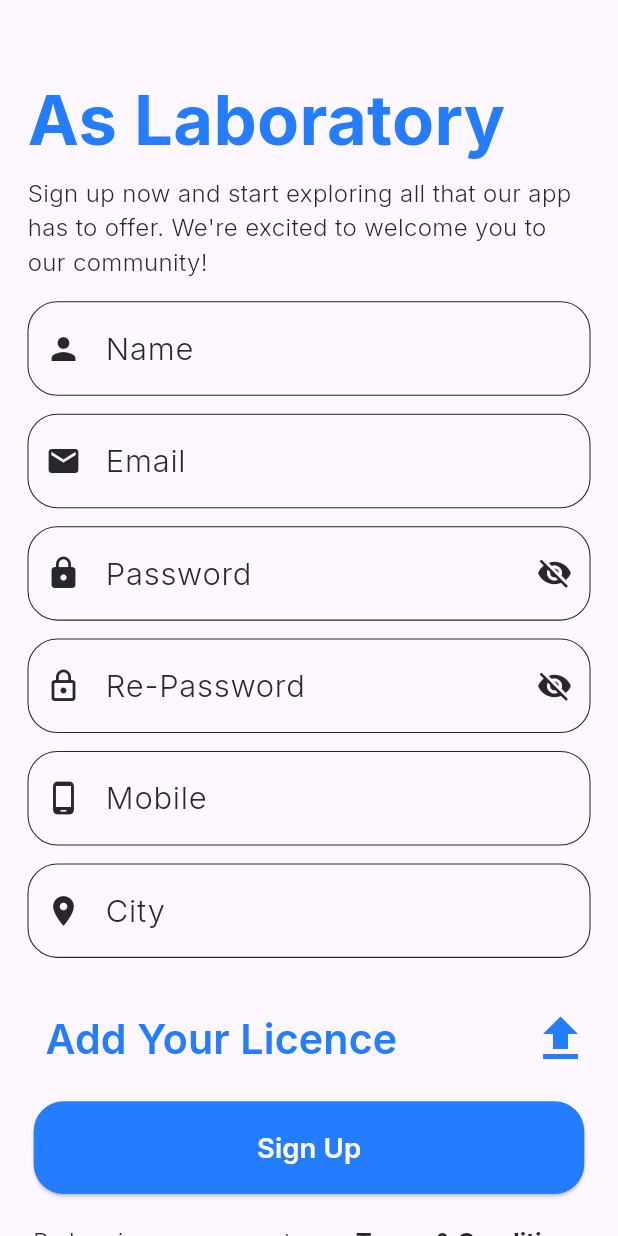
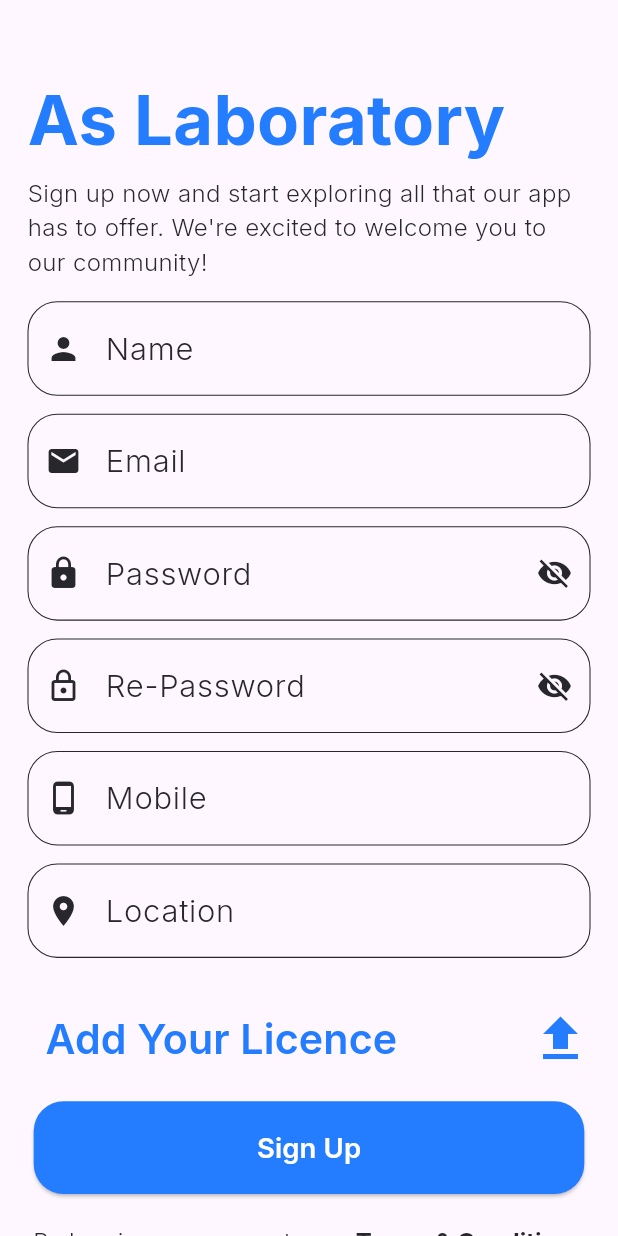
Before and after one commit to seiftarek10/clinic_square, a Flutter app: the SignupLab screen opened by its route, on a phone screen of 412 x 824 dp. Run offline on Flutter 3.47's test engine with Material 3 defaults, Android fonts, the phone set to English and light mode, and no system bars; our stand-ins replace flutter_screenutil, font_awesome_flutter, go_router, google_fonts.

```diff
--- a/lib/Features/Authentication/Prsenetaion/View/Sign up/Sign up Lab/sign_up_lab.dart
+++ b/lib/Features/Authentication/Prsenetaion/View/Sign up/Sign up Lab/sign_up_lab.dart
@@ -22,7 +22,10 @@ class SignupLab extends StatelessWidget {
               Space.topSpace,
               const SignUpHeaderText(header: 'As Laboratory'),
               Space.verticalSpace12,
-              const SignupForm(showAgeField: false),
+              const SignupForm(
+                showAgeField: false,
+                location: 'Location',
+                ),
               Space.verticalSpace12,
               const AttachFiled(),
               Space.verticalSpace12,
--- a/lib/Features/Authentication/Prsenetaion/View/Sign up/signup_form.dart
+++ b/lib/Features/Authentication/Prsenetaion/View/Sign up/signup_form.dart
@@ -5,10 +5,11 @@ import 'package:flutter/material.dart';
 class SignupForm extends StatefulWidget {
   const SignupForm({
     super.key,
-    required this.showAgeField,
+    required this.showAgeField, this.location,
   });
 
   final bool showAgeField;
+  final String? location;
 
   @override
   State<SignupForm> createState() => _SignupFormState();
@@ -95,7 +96,7 @@ class _SignupFormState extends State<SignupForm> {
             },
           ),
           AppTextField(
-            hintText: "City",
+            hintText: widget.location?? "City",
             icon: Icons.location_on_sharp,
             controller: TextEditingController(),
             validator: (value) {
```
Also changed, not shown: lib/Core/Widgets/scrollable_widget.dart (added, +14 -0 lines), lib/Features/Authentication/Prsenetaion/View/Sign up/Sign up pharmacy/sign_up_pharmacy.dart (+17 -4 lines).
